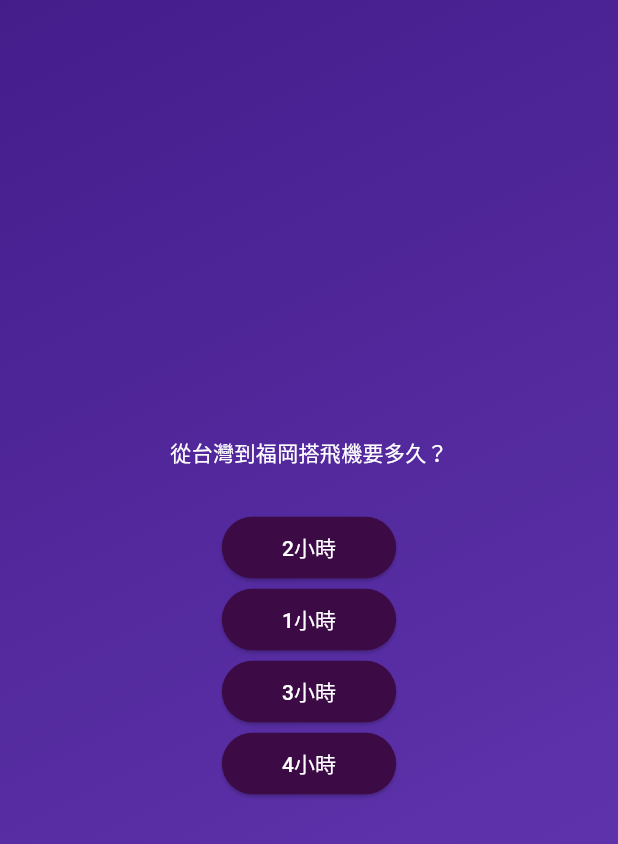
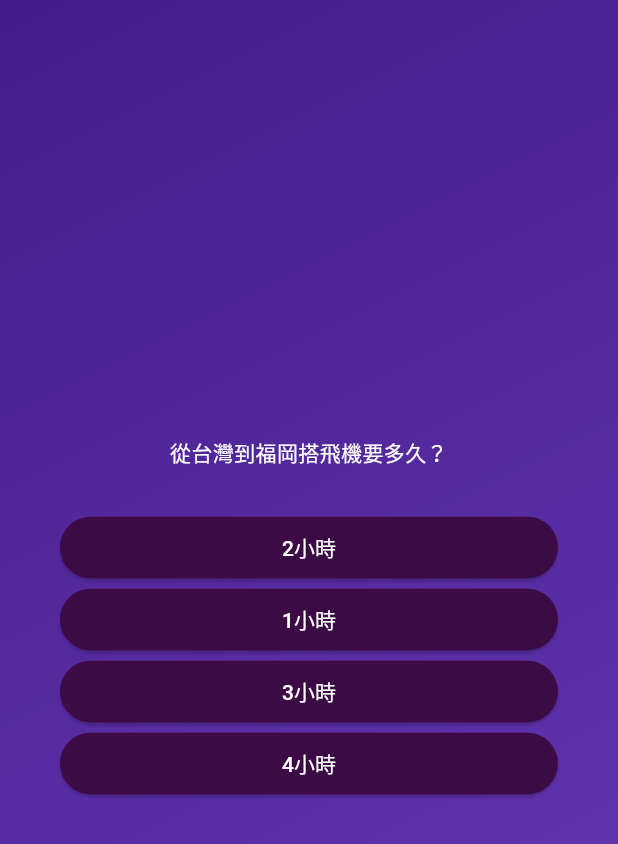
Before and after one commit to wendyccccc/flutter_adv_basics, a Flutter app: the screen it shows after launch, after a tap on "Start Quiz", on a phone screen of 412 x 824 dp. Shown: the top 844 px of the screen. Run offline on Flutter 3.47's test engine with Material 3 defaults, Android fonts, the phone set to English and light mode, and no system bars.

Commit message:
style: 文字按鈕置中

```diff
--- a/lib/questions_screen.dart
+++ b/lib/questions_screen.dart
@@ -20,14 +20,18 @@ class _QuestionsScreenState extends State<QuestionsScreen> {
 
     return SizedBox(
       width: double.infinity, // 越寬越好
+      child: Container(
+        margin: EdgeInsets.all(40),
         child: Column(
           mainAxisAlignment: MainAxisAlignment.center,
+          crossAxisAlignment: CrossAxisAlignment.stretch,
           children: [
             Text(
               currentQuestion.text,
               style: const TextStyle(
                 color: Colors.white,
               ),
+              textAlign: TextAlign.center,
             ),
             const SizedBox(height: 30),
             ...currentQuestion.answers.map((item) {
@@ -35,6 +39,7 @@ class _QuestionsScreenState extends State<QuestionsScreen> {
             }),
           ],
         ),
+      ),
     );
   }
 }
```
Lines whose indentation alone changed are shown as unchanged.
